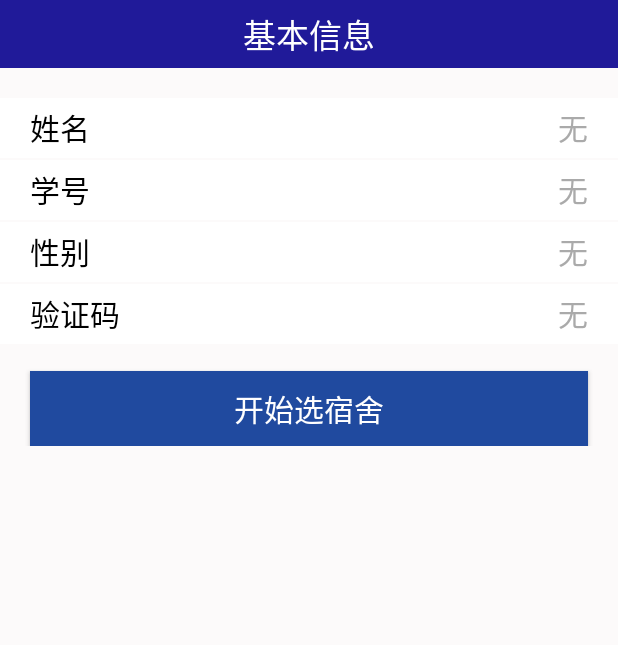
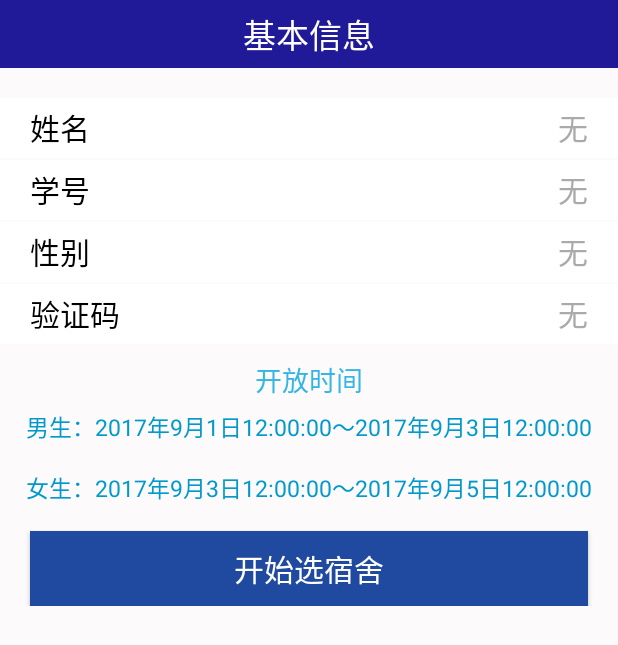
Before and after one commit to llincc/OlDorm, an Android app: the ChooseResultActivity screen opened directly, with no data from a screen before it, after a tap on "返回重选", on a phone screen of 412 x 824 dp. Shown: the top 645 px of the screen. Run offline under Robolectric (Android 15) with nearby library versions, the phone set to English and light mode, and no system bars; network calls fail.

Commit message:
move TextView value to string.xml

```diff
--- a/app/src/main/java/com/app/linch/oldorm/activity/ChooseResultActivity.java
+++ b/app/src/main/java/com/app/linch/oldorm/activity/ChooseResultActivity.java
@@ -56,7 +56,7 @@ public class ChooseResultActivity extends ActivityInterface implements View.OnCl
                     setPersoninfo(personnelInfo);
                     break;
                 case DIRECT_DELAY: //5秒后跳转信号
-                    directControl();
+                    if(!isFinishing()) directControl();
                     break;
                 default:
                     break;
@@ -81,55 +81,23 @@ public class ChooseResultActivity extends ActivityInterface implements View.OnCl
             result_image.setImageDrawable(getResources().getDrawable(R.drawable.succeed));
             getinfo = false;
             personinfoRequest(getSharedPreferences("info",MODE_PRIVATE).getString("stdid_value","")); //请求选的宿舍号
-            result_message.setText("宿舍选择成功，5秒后自动跳转...");
+            result_message.setText(R.string.result_succeed_tip);
 
-            result_button.setText("查看信息");
+            result_button.setText(R.string.result_button_succeed);
             handler.sendEmptyMessageDelayed(DIRECT_DELAY, 5000);//5秒跳转
         }
         else{
             result_image.setImageDrawable(getResources().getDrawable(R.drawable.failed));
-            result_message.setText("宿舍选择失败，5秒后自动跳转...");
+            result_message.setText(R.string.result_failed_tip);
 
-            result_button.setText("返回重选");
+            result_button.setText(R.string.result_button_failed);
             handler.sendEmptyMessageDelayed(DIRECT_DELAY, 5000);//5秒跳转
         }
     }
     private int getResultCode(){
-        return  this.getIntent().getIntExtra("result_code",1); // 0 选择成功
+        return  this.getIntent().getIntExtra("result_code",1); // 0 选择成功, 非0失败
     }
 
-    /**
-     * 跳转控制
-     */
-//    private void directControl(){
-//        if(result_code == 0){
-//            SharedPreferences.Editor editor = getSharedPreferences("info",MODE_PRIVATE).edit(); //保存个人信息到sharePreference
-//
-//            editor.putString("name_value", personnelInfo.getData().getName());        //姓名
-//            editor.putString("stdid_value", personnelInfo.getData().getStudentid());  //学号
-//            editor.putString("gender_value", personnelInfo.getData().getGender());    //性别
-//            editor.putString("verifyid_value",personnelInfo.getData().getVcode());    //验证码
-//            editor.putString("location_value", personnelInfo.getData().getLocation());//位置
-//            editor.putString("grade_value",personnelInfo.getData().getGrade());        //年级
-//            if (personnelInfo.getData().getBuilding() == null || personnelInfo.getData().getRoom() == null){  //未选宿舍的
-//                editor.commit();
-//                Intent intent = new Intent(this, PersonInfoUnchoosed.class);   //跳转到基础信息页面 -- 未选宿舍
-//                startActivity(intent);
-//            }
-//            else { //已选宿舍的
-//                editor.putString("room_value", personnelInfo.getData().getRoom());           //房间号
-//                editor.putString("build_value", personnelInfo.getData().getBuilding());  //楼号
-//                editor.commit();
-//                Intent intent = new Intent(this, PersonInfoChoosed.class);   //跳转到基础信息页面 -- 已选宿舍
-//                startActivity(intent);
-//            }
-//        }
-//        else{
-//            //跳转为个人信息界面（未选择宿舍）
-//            Intent intent = new Intent(this,  PersonInfoUnchoosed.class);
-//            startActivity(intent);
-//        }
-//    }
     private void personinfoRequest(String studentid){
         //地址
         String address = String.format("https://api.mysspku.com/index.php/V1/MobileCourse/getDetail?stuid=%s",studentid);
@@ -138,13 +106,14 @@ public class ChooseResultActivity extends ActivityInterface implements View.OnCl
     }
     private void setPersoninfo(PersonnelInfo personnelInfo){
         SharedPreferences.Editor editor = getSharedPreferences("info",MODE_PRIVATE).edit(); //保存个人信息到sharePreference
-        editor.putString("room_value", personnelInfo.getData().getRoom() != null ? personnelInfo.getData().getRoom() :"");           //房间号
-        editor.putString("build_value", personnelInfo.getData().getBuilding() != null ? personnelInfo.getData().getBuilding() : "");      //楼号
+        editor.putString("room_value", personnelInfo.getData().getRoom() != null ? personnelInfo.getData().getRoom() :"xxx");           //房间号
+        editor.putString("build_value", personnelInfo.getData().getBuilding() != null ? personnelInfo.getData().getBuilding() : "xxx");      //楼号
         editor.commit();
     }
     private void directSucess(){
         Intent intent = new Intent(this, PersonInfoChoosed.class);   //跳转到基础信息页面 -- 已选宿舍
         startActivity(intent);
+        finish();
     }
     private void directFail(){
         Intent intent = new Intent(this, PersonInfoUnchoosed.class);   //跳转到基础信息页面 -- 已选宿舍
@@ -162,6 +131,7 @@ public class ChooseResultActivity extends ActivityInterface implements View.OnCl
              directFail();
          }
     }
+    //禁止回退，防止出现重复选宿舍的情况
     @Override
     public void onBackPressed() {
         // TODO Auto-generated method stub
--- a/app/src/main/java/com/app/linch/oldorm/activity/PersonInfoChoosed.java
+++ b/app/src/main/java/com/app/linch/oldorm/activity/PersonInfoChoosed.java
@@ -41,7 +41,7 @@ public class PersonInfoChoosed extends Activity{
         stdid_value.setText(stdid);
         gender_value.setText(gender);
 
-        state.setText("已完成办理");
+        state.setText(R.string.info_state_c_value);
 
         room_value.setText(room);
         build_value.setText(build);
--- a/app/src/main/java/com/app/linch/oldorm/adapter/ChooseAdpter.java
+++ b/app/src/main/java/com/app/linch/oldorm/adapter/ChooseExpandableListAdapter.java
@@ -19,12 +19,12 @@ import java.util.Map;
  * Created by linch on 2017/11/30.
  */
 
-public class ChooseAdpter extends BaseExpandableListAdapter{
+public class ChooseExpandableListAdapter extends BaseExpandableListAdapter{
     private List<String> parents;
     private Map<String, List<String>> childs;
     private List<Integer> buildnumber;
     private Context context;
-    public ChooseAdpter(List<String> parents, Map<String,List<String>> childs, Context context){
+    public ChooseExpandableListAdapter(List<String> parents, Map<String,List<String>> childs, Context context){
         this.parents = parents;
         this.childs = childs;
         this.context = context;
--- a/app/src/main/java/com/app/linch/oldorm/util/NetUtil.java
+++ b/app/src/main/java/com/app/linch/oldorm/util/NetUtil.java
@@ -13,6 +13,9 @@ public class NetUtil {
     public static final int NETWORN_WIFI = 1;
     public static final int NETWORN_MOBILE = 2;
 
+    public static boolean isConnectNet(Context context){
+        return getNetworkState(context) != NETWORN_NONE;
+    }
     public static int getNetworkState(Context context){
         ConnectivityManager connManager = (ConnectivityManager)context.getSystemService(Context.CONNECTIVITY_SERVICE);
 
--- a/app/src/main/res/layout/info_unchoosed.xml
+++ b/app/src/main/res/layout/info_unchoosed.xml
@@ -13,7 +13,7 @@
             android:layout_height="match_parent"
             android:layout_centerHorizontal="true"
             android:gravity="center"
-            android:text="基本信息"
+            android:text="@string/info_title"
             android:textColor="@android:color/white"
             android:textSize="22sp"/>
     </RelativeLayout>
@@ -34,7 +34,7 @@
             <TextView
                 android:layout_width="wrap_content"
                 android:layout_height="wrap_content"
-                android:text="姓名"
+                android:text="@string/info_name"
                 android:textSize="20sp"
                 android:textColor="@android:color/black"
                 android:layout_alignParentLeft="true"
@@ -44,7 +44,7 @@
                 android:id="@+id/name_value"
                 android:layout_width="wrap_content"
                 android:layout_height="wrap_content"
-                android:text="林雷城"
+                android:text="xxx"
                 android:textSize="20sp"
                 android:textColor="@android:color/darker_gray"
                 android:layout_alignParentRight="true"
@@ -62,7 +62,7 @@
             <TextView
                 android:layout_width="wrap_content"
                 android:layout_height="wrap_content"
-                android:text="学号"
+                android:text="@string/info_stdid"
                 android:textSize="20sp"
                 android:textColor="@android:color/black"
                 android:layout_alignParentLeft="true"
@@ -89,7 +89,7 @@
             <TextView
                 android:layout_width="wrap_content"
                 android:layout_height="wrap_content"
-                android:text="性别"
+                android:text="@string/info_gender"
                 android:textSize="20sp"
                 android:textColor="@android:color/black"
                 android:layout_alignParentLeft="true"
@@ -115,7 +115,7 @@
             <TextView
                 android:layout_width="wrap_content"
                 android:layout_height="wrap_content"
-                android:text="验证码"
+                android:text="@string/info_verify"
                 android:textSize="20sp"
                 android:textColor="@android:color/black"
                 android:layout_alignParentLeft="true"
@@ -132,6 +132,34 @@
 
 
         </RelativeLayout>
+        <LinearLayout
+            android:id="@+id/info_choose_tips"
+            android:layout_width="match_parent"
+            android:layout_height="wrap_content"
+            android:layout_below="@id/verifyid"
+            android:layout_marginTop="10dp"
+            android:orientation="vertical">
+            <TextView
+                android:layout_width="match_parent"
+                android:layout_height="wrap_content"
+                android:text="@string/info_open_time"
+                android:textSize="18sp"
+                android:textColor="@android:color/holo_blue_light"
+                android:gravity="center"
+                />
+            <TextView
+                android:id="@+id/open_time_value"
+                android:layout_width="match_parent"
+                android:layout_height="wrap_content"
+                android:layout_marginTop="6dp"
+                android:gravity="center"
+                android:text="@string/info_open_time_value"
+                android:textSize="15sp"
+                android:textColor="@android:color/holo_blue_dark"
+                />
+
+        </LinearLayout>
+
         <Button
             android:id="@+id/startchooosebutton"
             android:layout_width="match_parent"
@@ -139,9 +167,9 @@
             android:layout_marginTop="18dp"
             android:layout_marginLeft="20dp"
             android:layout_marginRight="20dp"
-            android:layout_below="@id/verifyid_value"
+            android:layout_below="@id/info_choose_tips"
             android:background="#204a9f"
-            android:text="开始选宿舍"
+            android:text="@string/info_start_button_text"
             android:textColor="@android:color/white"
             android:textSize="20sp"/>
     </LinearLayout>
--- a/app/src/main/res/layout/result.xml
+++ b/app/src/main/res/layout/result.xml
@@ -34,7 +34,7 @@
             android:layout_height="wrap_content"
             android:layout_marginTop="10dp"
             android:gravity="center"
-            android:text="宿舍选择成功，5秒后自动跳转..."
+            android:text="@string/result_succeed_tip"
             android:textSize="20dp"
             android:textColor="@android:color/black"/>
         <Button
@@ -46,7 +46,7 @@
             android:layout_marginRight="20dp"
             android:layout_below="@id/result_text"
             android:background="#204a9f"
-            android:text="查看宿舍信息"
+            android:text="@string/result_button_succeed"
             android:textColor="@android:color/white"
             android:textSize="20sp"/>
     </RelativeLayout>
--- a/app/src/main/res/values/strings.xml
+++ b/app/src/main/res/values/strings.xml
@@ -1,3 +1,43 @@
 <resources>
     <string name="app_name">OlDorm</string>
+     <!--login.xml-->
+    <string name="login_title">登录</string>
+    <string name="login_sys_name">在线选宿舍</string>
+    <string name="login_username_hint">用户名</string>
+    <string name="login_password_hint">密码</string>
+    <string name="login_button_text">登 录</string>
+
+    <!--info_unchoosed.xml-->
+    <string name="info_title">基本信息</string>
+    <string name="info_name">姓名</string>
+    <string name="info_stdid">学号</string>
+    <string name="info_gender">性别</string>
+    <string name="info_verify">验证码</string>
+    <string name="info_open_time">开放时间</string>
+    <string name="info_open_time_value">
+         男生：2017年9月1日12:00:00～2017年9月3日12:00:00\n\n女生：2017年9月3日12:00:00～2017年9月5日12:00:00</string>
+    <string name="info_start_button_text">开始选宿舍</string>
+
+    <!--info_choosed.xml-->
+    <string name="info_title_c">宿舍信息</string>
+    <string name="info_name_c">姓名</string>
+    <string name="info_stdid_c">学号</string>
+    <string name="info_gender_c">性别</string>
+    <string name="info_state_c">状态</string>
+    <string name="info_state_c_value">已完成办理</string>
+    <string name="info_building">楼号</string>
+    <string name="info_dorm">宿舍号</string>
+
+
+    <!--choose.xml-->
+    <string name="choose_title">选宿舍</string>
+    <string name="choose_other_info_tip">请填写小伙伴的信息</string>
+    <string name="choose_submit_text">提交</string>
+
+    <!--result.xml-->
+     <string name="result_title">结果</string>
+     <string name="result_succeed_tip">宿舍选择成功，5秒后自动跳转...</string>
+     <string name="result_failed_tip">宿舍选择失败，5秒后自动跳转...</string>
+     <string name="result_button_succeed">查看宿舍信息</string>
+     <string name="result_button_failed">返回重选</string>
 </resources>
```
Also changed, not shown: app/src/main/java/com/app/linch/oldorm/activity/ChooseActivity.java (+12 -14 lines), app/src/main/res/layout/choose.xml (+5 -5 lines), app/src/main/res/layout/info_choosed.xml (+9 -9 lines), app/src/main/res/layout/login.xml (+7 -7 lines).
